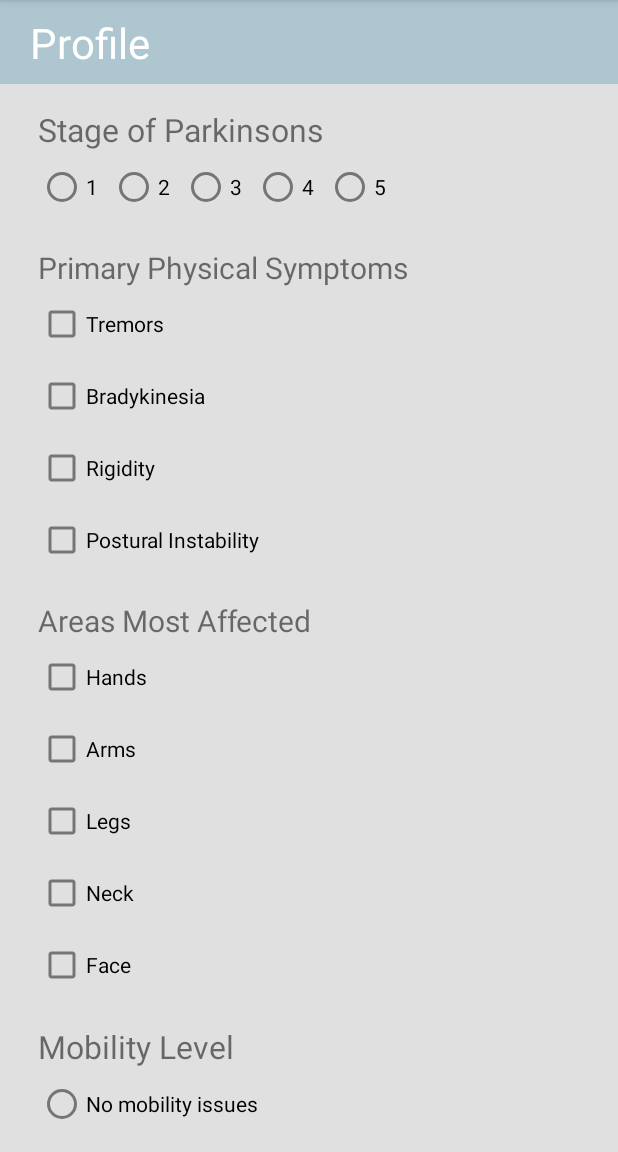
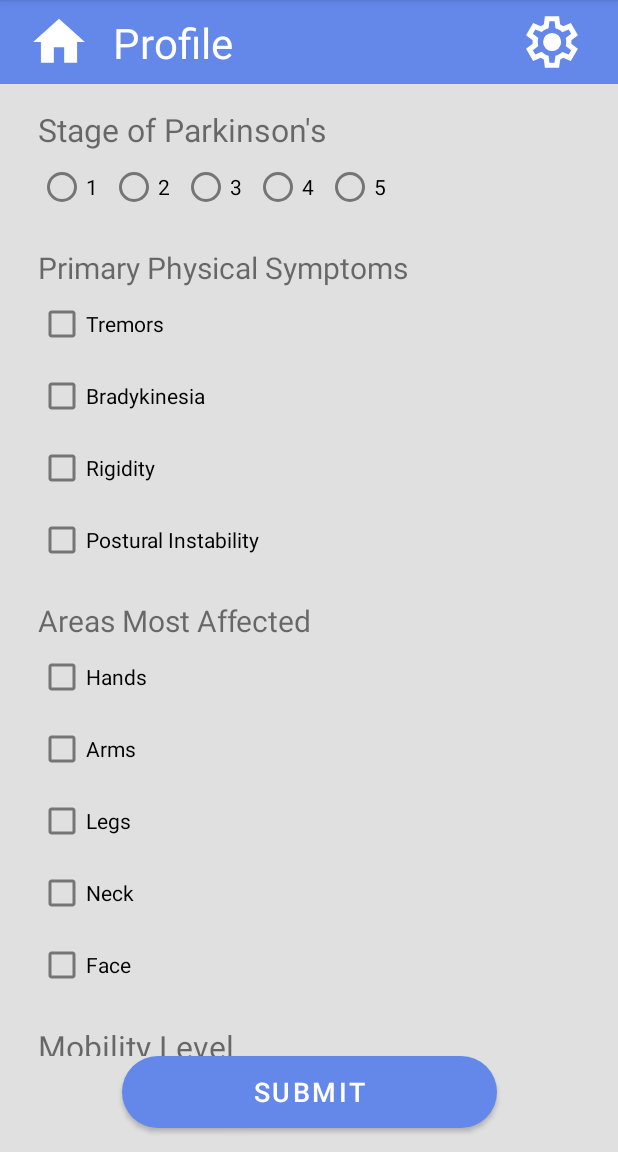
Before and after one commit to AbdulTur/SoftStep, an Android app: the screen it shows after launch (ProfileActivity), on a phone screen of 412 x 824 dp, the part 84-1236 px from its top. Run offline under Robolectric (Android 15) with nearby library versions, the phone set to English and light mode, and no system bars.

Commit message:
Added submit, home, settings button

```diff
--- /dev/null
+++ b/app/src/main/res/drawable/home_button_art.xml
@@ -0,0 +1,5 @@
+<vector android:height="24dp" android:tint="#FFFFFF"
+    android:viewportHeight="24" android:viewportWidth="24"
+    android:width="24dp" xmlns:android="http://schemas.android.com/apk/res/android">
+    <path android:fillColor="@android:color/white" android:pathData="M10,20v-6h4v6h5v-8h3L12,3 2,12h3v8z"/>
+</vector>
--- /dev/null
+++ b/app/src/main/res/drawable/settings_fill0_wght400_grad0_opsz24.xml
@@ -0,0 +1,9 @@
+<vector xmlns:android="http://schemas.android.com/apk/res/android"
+    android:width="24dp"
+    android:height="24dp"
+    android:viewportWidth="960"
+    android:viewportHeight="960">
+  <path
+      android:fillColor="@color/white"
+      android:pathData="m370,880 l-16,-128q-13,-5 -24.5,-12T307,725l-119,50L78,585l103,-78q-1,-7 -1,-13.5v-27q0,-6.5 1,-13.5L78,375l110,-190 119,50q11,-8 23,-15t24,-12l16,-128h220l16,128q13,5 24.5,12t22.5,15l119,-50 110,190 -103,78q1,7 1,13.5v27q0,6.5 -2,13.5l103,78 -110,190 -118,-50q-11,8 -23,15t-24,12L590,880L370,880ZM440,800h79l14,-106q31,-8 57.5,-23.5T639,633l99,41 39,-68 -86,-65q5,-14 7,-29.5t2,-31.5q0,-16 -2,-31.5t-7,-29.5l86,-65 -39,-68 -99,42q-22,-23 -48.5,-38.5T533,266l-13,-106h-79l-14,106q-31,8 -57.5,23.5T321,327l-99,-41 -39,68 86,64q-5,15 -7,30t-2,32q0,16 2,31t7,30l-86,65 39,68 99,-42q22,23 48.5,38.5T427,694l13,106ZM482,620q58,0 99,-41t41,-99q0,-58 -41,-99t-99,-41q-59,0 -99.5,41T342,480q0,58 40.5,99t99.5,41ZM480,480Z"/>
+</vector>
--- /dev/null
+++ b/app/src/main/res/drawable/submit_button.xml
@@ -0,0 +1,5 @@
+<?xml version="1.0" encoding="utf-8"?>
+<shape xmlns:android="http://schemas.android.com/apk/res/android">
+    <solid android:color="@color/soft_blue" />
+    <corners android:radius="40dp" />
+</shape>
--- a/app/src/main/res/layout/activity_profile.xml
+++ b/app/src/main/res/layout/activity_profile.xml
@@ -1,47 +1,85 @@
 <?xml version="1.0" encoding="utf-8"?>
-<ScrollView xmlns:android="http://schemas.android.com/apk/res/android"
+<androidx.constraintlayout.widget.ConstraintLayout xmlns:android="http://schemas.android.com/apk/res/android"
     xmlns:app="http://schemas.android.com/apk/res-auto"
     xmlns:tools="http://schemas.android.com/tools"
     android:layout_width="match_parent"
     android:layout_height="match_parent"
-    android:fillViewport="true">
-
-    <androidx.constraintlayout.widget.ConstraintLayout
-        android:layout_width="match_parent"
-        android:layout_height="match_parent"
     android:background="@color/light_grey">
-
-
 
     <View
         android:id="@+id/headerView"
         android:layout_width="match_parent"
         android:layout_height="56dp"
         android:background="@color/soft_blue"
+        app:layout_constraintTop_toTopOf="parent"
+        app:layout_constraintStart_toStartOf="parent"
+        app:layout_constraintEnd_toEndOf="parent" />
+
+    <ImageButton
+        android:id="@+id/homeButton"
+        android:layout_width="48dp"
+        android:layout_height="48dp"
+        app:srcCompat="@drawable/home_button_art"
+        android:background="@android:color/transparent"
+        android:scaleType="fitCenter"
+        android:padding="3dp"
+        android:contentDescription="@string/home_button_description"
+        app:layout_constraintStart_toStartOf="parent"
+        app:layout_constraintTop_toTopOf="@id/headerView"
+        app:layout_constraintBottom_toBottomOf="@id/headerView"
+        android:layout_marginStart="15dp" />
+
+    <ImageButton
+        android:id="@+id/settingsButton"
+        android:layout_width="48dp"
+        android:layout_height="48dp"
+        app:srcCompat="@drawable/settings_fill0_wght400_grad0_opsz24"
+        android:background="@android:color/transparent"
+        android:scaleType="fitCenter"
+        android:padding="3dp"
+        android:contentDescription="@string/settings_button_description"
         app:layout_constraintEnd_toEndOf="parent"
-            app:layout_constraintStart_toStartOf="parent"
-            app:layout_constraintTop_toTopOf="parent" />
+        app:layout_constraintTop_toTopOf="@id/headerView"
+        app:layout_constraintBottom_toBottomOf="@id/headerView"
+        android:layout_marginEnd="20dp" />
+
     <TextView
         android:id="@+id/profileText"
         android:layout_width="wrap_content"
         android:layout_height="wrap_content"
-            android:layout_marginStart="20dp"
+        android:layout_marginStart="12dp"
         android:text="Profile"
         android:textSize="28sp"
         android:textColor="@color/white"
-            app:layout_constraintStart_toStartOf="parent"
+        app:layout_constraintStart_toEndOf="@id/homeButton"
         app:layout_constraintBottom_toBottomOf="@id/headerView"
         app:layout_constraintTop_toTopOf="@id/headerView" />
+
+
+
+    <androidx.core.widget.NestedScrollView
+        android:id="@+id/nestedScrollView"
+        android:layout_width="match_parent"
+        android:layout_height="0dp"
+        android:fillViewport="true"
+        app:layout_constraintTop_toBottomOf="@id/headerView"
+        app:layout_constraintBottom_toTopOf="@id/submitButton">
+
+        <androidx.constraintlayout.widget.ConstraintLayout
+            android:layout_width="match_parent"
+            android:layout_height="wrap_content">
+
+
 
             <TextView
                 android:id="@+id/stageOfParkinsonsLabel"
                 android:layout_width="wrap_content"
                 android:layout_height="wrap_content"
-            android:text="Stage of Parkinsons"
+                android:text="Stage of Parkinson's"
                 android:layout_marginTop="16dp"
                 android:textSize="21sp"
                 android:layout_marginStart="25dp"
-            app:layout_constraintTop_toBottomOf="@id/headerView"
+                app:layout_constraintTop_toTopOf="parent"
                 app:layout_constraintStart_toStartOf="parent" />
 
             <RadioGroup
@@ -226,7 +264,7 @@
                     android:id="@+id/mobilityAids"
                     android:layout_width="wrap_content"
                     android:layout_height="wrap_content"
-                android:text="Use of mobilty aids" />
+                    android:text="Use of mobility aids" />
 
                 <RadioButton
                     android:id="@+id/wheelchairBound"
@@ -373,9 +411,36 @@
                 app:layout_constraintStart_toStartOf="parent"
                 android:layout_marginStart="25dp"/>
 
+            <View
+                android:id="@+id/formContentBottomSpacer"
+                android:layout_width="match_parent"
+                android:layout_height="16dp"
+                app:layout_constraintTop_toBottomOf="@+id/checkBoxBalanceAndCoordination"
+                app:layout_constraintBottom_toBottomOf="parent" />
+        </androidx.constraintlayout.widget.ConstraintLayout>
+    </androidx.core.widget.NestedScrollView>
+    <View
+        android:id="@+id/submitButtonSpacer"
+        android:layout_width="match_parent"
+        android:layout_height="16dp"
+        app:layout_constraintTop_toBottomOf="@id/nestedScrollView"
+        app:layout_constraintBottom_toTopOf="@id/submitButton" />
 
-
+    <Button
+        android:id="@+id/submitButton"
+        android:layout_width="250dp"
+        android:layout_height="wrap_content"
+        android:layout_marginStart="16dp"
+        android:layout_marginEnd="16dp"
+        android:layout_marginBottom="16dp"
+        android:text="Submit"
+        android:textSize="18sp"
+        android:background="@drawable/submit_button"
+        app:backgroundTint="@color/soft_blue"
+        android:textColor="@android:color/white"
+        app:layout_constraintBottom_toBottomOf="parent"
+        app:layout_constraintStart_toStartOf="parent"
+        app:layout_constraintEnd_toEndOf="parent"/>
 
 
 </androidx.constraintlayout.widget.ConstraintLayout>
-</ScrollView>
--- a/app/src/main/res/values/colors.xml
+++ b/app/src/main/res/values/colors.xml
@@ -7,7 +7,8 @@
     <color name="teal_700">#FF018786</color>
     <color name="black">#FF000000</color>
     <color name="white">#FFFFFFFF</color>
-    <color name="soft_blue">#AEC6CF</color>
-    <color name="light_grey">#E0E0E0</color> \
+    <color name="soft_blue">#6488ea</color>
+    <color name="light_grey">#E0E0E0</color>
     <color name="shadow_gray">#E5E5DF</color>
+    <color name="payne_gray">#536878</color>
 </resources>
--- a/app/src/main/res/values/strings.xml
+++ b/app/src/main/res/values/strings.xml
@@ -1,3 +1,5 @@
 <resources>
     <string name="app_name">SoftStep</string>
+    <string name="home_button_description">Home button</string>
+    <string name="settings_button_description">Settings button</string>
 </resources>
```
Lines whose indentation alone changed are shown as unchanged.
